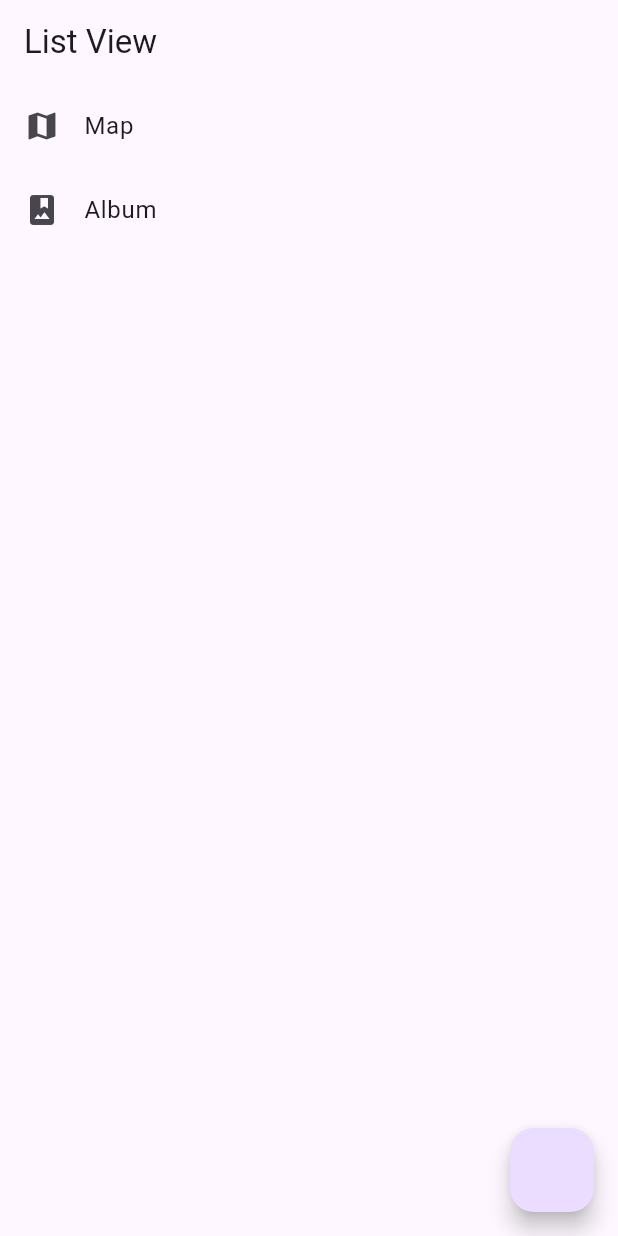
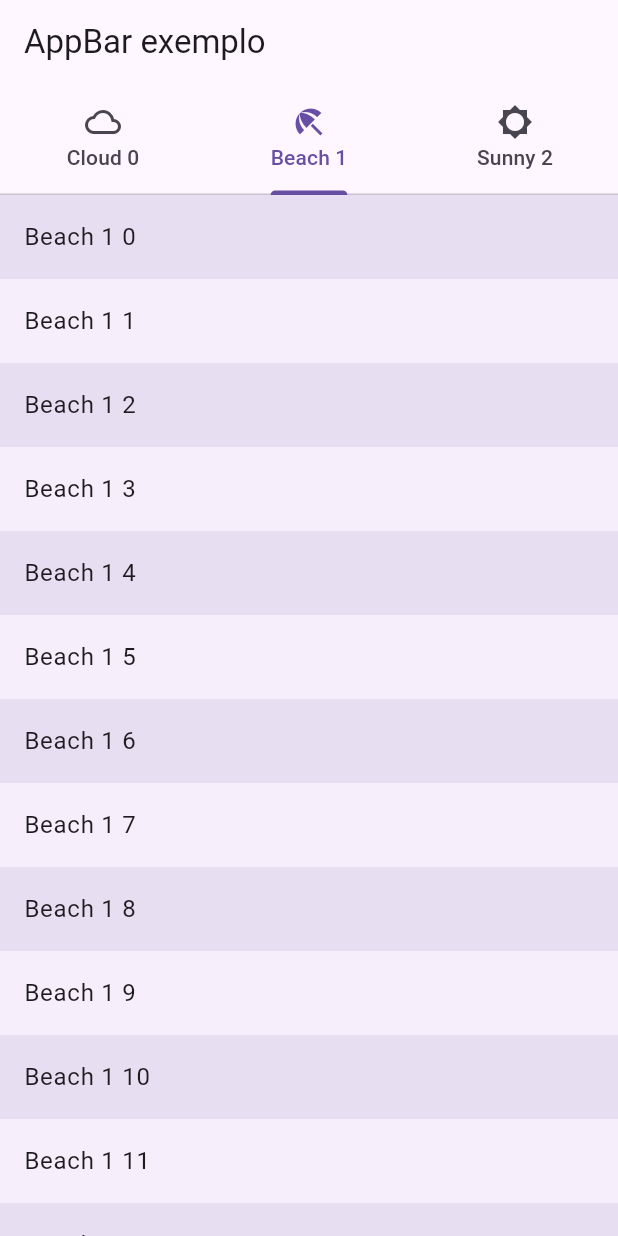
Before and after one commit to SergioRibeiroSilva/widget_basico, a Flutter app: the screen it shows after launch, on a phone screen of 412 x 824 dp. Run offline on Flutter 3.47's test engine with Material 3 defaults, Android fonts, the light colour scheme and no system bars.

Commit message:
Várias alterações no quartel

```diff
--- a/lib/main.dart
+++ b/lib/main.dart
@@ -1,32 +1,23 @@
 import 'package:flutter/material.dart';
-import 'package:widget_basico/widget_listview.dart';
-import 'package:widget_basico/widget_scaffold.dart';
+import 'package:widget_basico/widget_appbar.dart';
+import 'package:widget_basico/widget_appbar_novos_modelos.dart';
+import 'package:widget_basico/widget_appbar_tab_scroll.dart';
+import 'package:widget_basico/widget_text.dart';
+
 
 void main() {
-  runApp(const MyApp());
+  runApp(MyApp());
 }
 
 class MyApp extends StatelessWidget {
   const MyApp({super.key});
 
-  // This widget is the root of your application.
   @override
   Widget build(BuildContext context) {
     return MaterialApp(
-      title: 'Flutter Demo',
-      theme: ThemeData(
-        colorScheme: ColorScheme.fromSeed(seedColor: Colors.deepPurple),
-      ),
-      home: MyHome(),
+      title: "Coleção de widgets",
+      theme: ThemeData(primaryColor: Colors.blue),
+      home: AppBarTabScrollable(),
     );
   }
 }
-
-class MyHome extends StatelessWidget {
-  const MyHome({super.key});
-
-  @override
-  Widget build(BuildContext context) {
-    return WidgetListView();
-  }
-}
--- /dev/null
+++ b/lib/widget_appbar_tab_scroll.dart
@@ -0,0 +1,73 @@
+
+
+import 'package:flutter/material.dart';
+
+List<String> titles = <String>['Cloud 0', 'Beach 1', 'Sunny 2'];
+
+class AppBarTabScrollable extends StatelessWidget {
+
+  const AppBarTabScrollable({super.key});
+
+  @override
+  Widget build(BuildContext context) {
+    final ColorScheme colorScheme = Theme.of(context).colorScheme;
+    final Color oddItemColor = colorScheme.primary.withOpacity(0.05);
+    final Color evenItemColor = colorScheme.primary.withOpacity(0.15);
+    const int tabsCount = 3;
+
+    return DefaultTabController(
+      initialIndex: 1,
+      length: tabsCount,
+      child: Scaffold(
+        appBar: AppBar(
+          title: const Text('AppBar exemplo'),
+          notificationPredicate: (ScrollNotification notification) {
+            return notification.depth == 1;
+          },
+          scrolledUnderElevation: 4.0,
+          shadowColor: Theme.of(context).shadowColor,
+          bottom: TabBar(
+            tabs: <Widget>[
+              Tab(icon: const Icon(Icons.cloud_outlined), text: titles[0]),
+              Tab(icon: const Icon(Icons.beach_access_sharp), text: titles[1]),
+              Tab(icon: const Icon(Icons.brightness_5_sharp), text: titles[2]),
+            ],
+          ),
+        ),
+
+        body: TabBarView(
+          children: <Widget>[
+            ListView.builder(
+              itemCount: 35,
+              itemBuilder: (BuildContext context, int index) {
+                return ListTile(
+                  tileColor: index.isOdd ? oddItemColor : evenItemColor,
+                  title: Text('${titles[0]} $index ' + '?'),
+                );
+              },
+            ),
+            ListView.builder(
+              itemCount: 35,
+              itemBuilder: (BuildContext context, int index) {
+                return ListTile(
+                  tileColor: index.isOdd ? oddItemColor : evenItemColor,
+                  title: Text('${titles[1]} $index'),
+                );
+              },
+            ),
+            ListView.builder(
+              itemCount: 35,
+              itemBuilder: (BuildContext context, int index) {
+                return ListTile(
+                  tileColor: index.isOdd ? oddItemColor : evenItemColor,
+                  title: Text('${titles[2]} $index'),
+                );
+              },
+            ),
+          ],
+        ),
+
+      ),
+    );
+  }
+}
```
Also changed, not shown: lib/widget_appbar.dart (added, +50 -0 lines), lib/widget_appbar_novos_modelos.dart (added, +98 -0 lines), lib/widget_scaffold.dart (+24 -9 lines), lib/widget_text.dart (added, +27 -0 lines).
